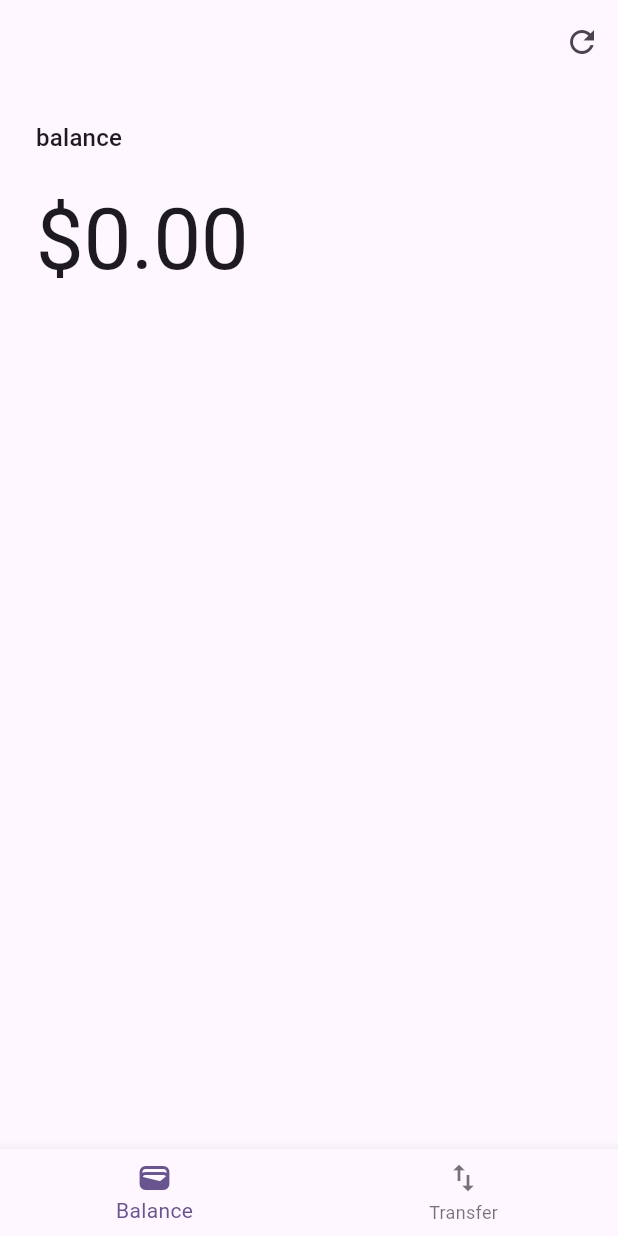
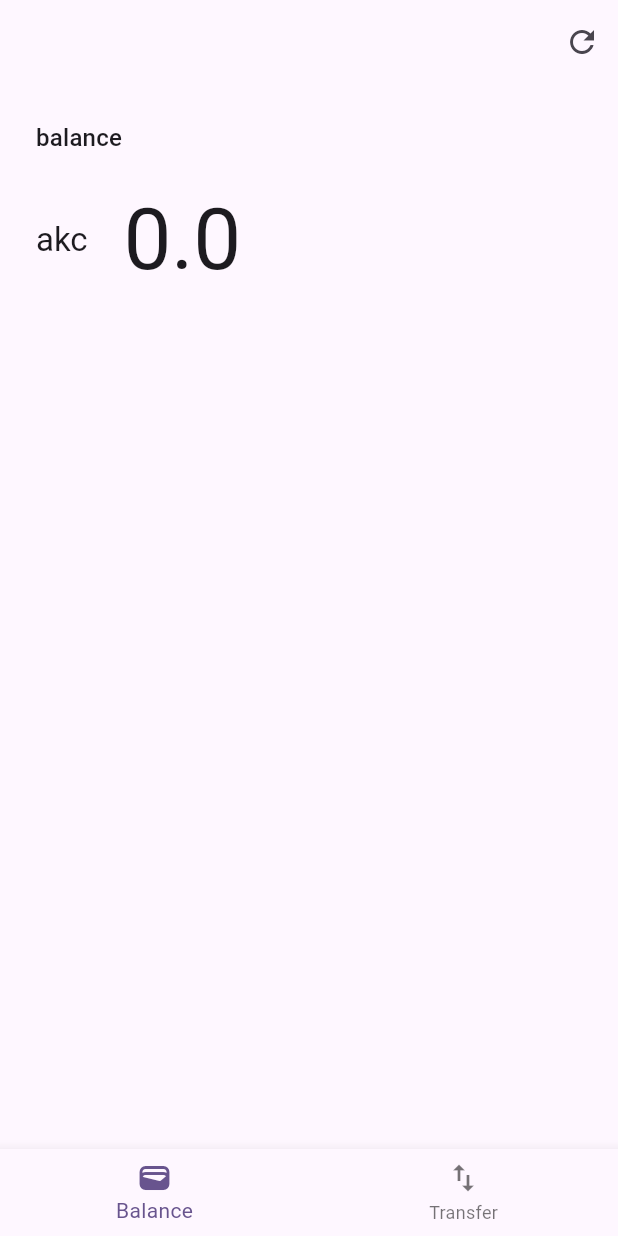
Before and after one commit to akio-code/flutter_ethereum, a Flutter app: the screen it shows after launch, on a phone screen of 412 x 824 dp. Run offline on Flutter 3.47's test engine with Material 2 defaults, Android fonts, the phone set to English and light mode, and no system bars; missing offline and left inert: web3dart; statements that could not run were skipped.

Commit message:
refactor adjusted balance format

```diff
--- a/lib/widgets/balance.dart
+++ b/lib/widgets/balance.dart
@@ -37,9 +37,18 @@ class _BalanceState extends State<Balance> {
             style: Theme.of(context).textTheme.titleMedium,
           ),
           const SizedBox(height: 24),
-          Text(
-            '\$${numberFormat.format(widget.balance)}',
-            style: Theme.of(context).textTheme.displayLarge,
+          Row(
+            children: [
+              Text(
+                'akc',
+                style: Theme.of(context).textTheme.titleLarge,
+              ),
+              const SizedBox(width: 24),
+              SelectableText(
+                '${widget.balance}',
+                style: Theme.of(context).textTheme.displayLarge,
+              ),
+            ],
           ),
         ],
       ),
```
